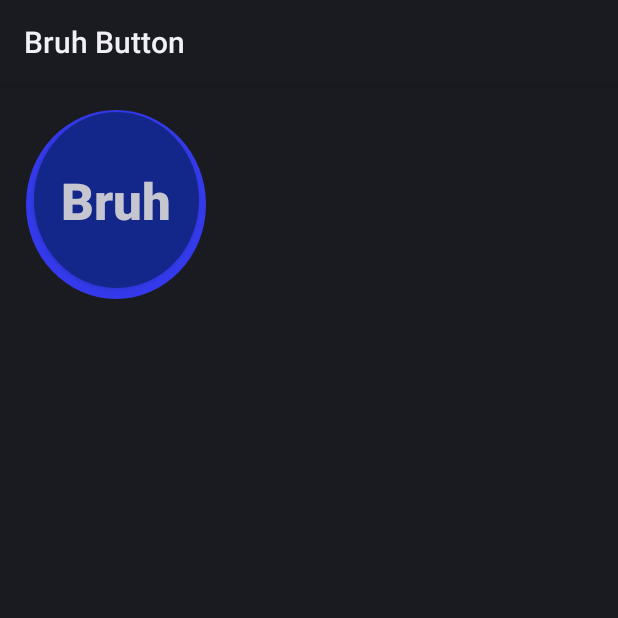
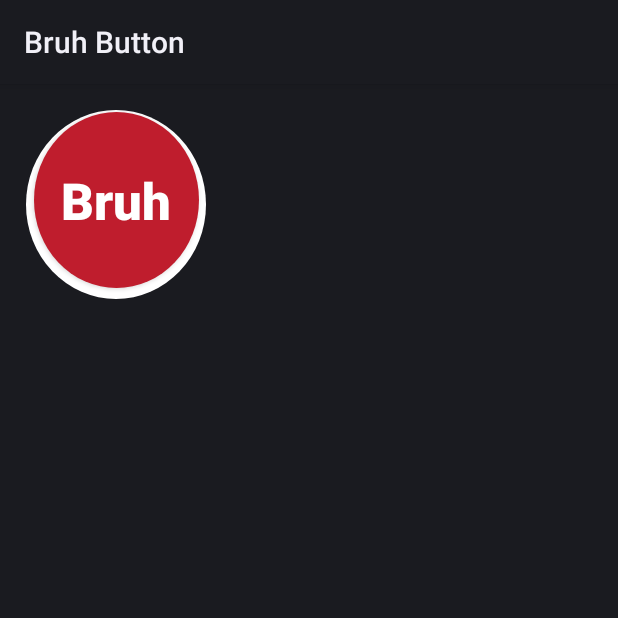
Before and after one commit to braydenwerner/Bruh-Button-WatchOS, an Android app: the screen it shows after launch (MainActivity), on a phone screen of 412 x 824 dp, the top half of it. Run offline under Robolectric (Android 15) with nearby library versions, the phone set to English and light mode, and no system bars; plain views replace BoxInsetLayout.

Commit message:
Updated bruh button styling

```diff
--- a/app/src/main/res/drawable/round_button.xml
+++ b/app/src/main/res/drawable/round_button.xml
@@ -2,12 +2,12 @@
 <selector xmlns:android="http://schemas.android.com/apk/res/android">
     <item android:state_pressed="false">
         <shape android:shape="oval">
-            <solid android:color="#343aeb"/>
+            <solid android:color="#fff"/>
         </shape>
     </item>
     <item android:state_pressed="true">
         <shape android:shape="oval">
-            <solid android:color="#c20586"/>
+            <solid android:color="#fff"/>
         </shape>
     </item>
 </selector>
--- a/app/src/main/res/layout/activity_main.xml
+++ b/app/src/main/res/layout/activity_main.xml
@@ -23,10 +23,11 @@
                 android:layout_width="110dp"
                 android:layout_height="117dp"
                 android:background="@drawable/round_button"
-                android:backgroundTint="#13278A"
+                android:backgroundTint="#bf1d2d"
                 android:fontFamily="sans-serif-medium"
                 android:text="@string/bruh"
                 android:textAppearance="@android:style/TextAppearance.Material.Medium"
+                android:textColor="#FFF"
                 android:textSize="34sp"
                 android:textStyle="bold"
                 app:layout_constraintBottom_toBottomOf="parent"
```
